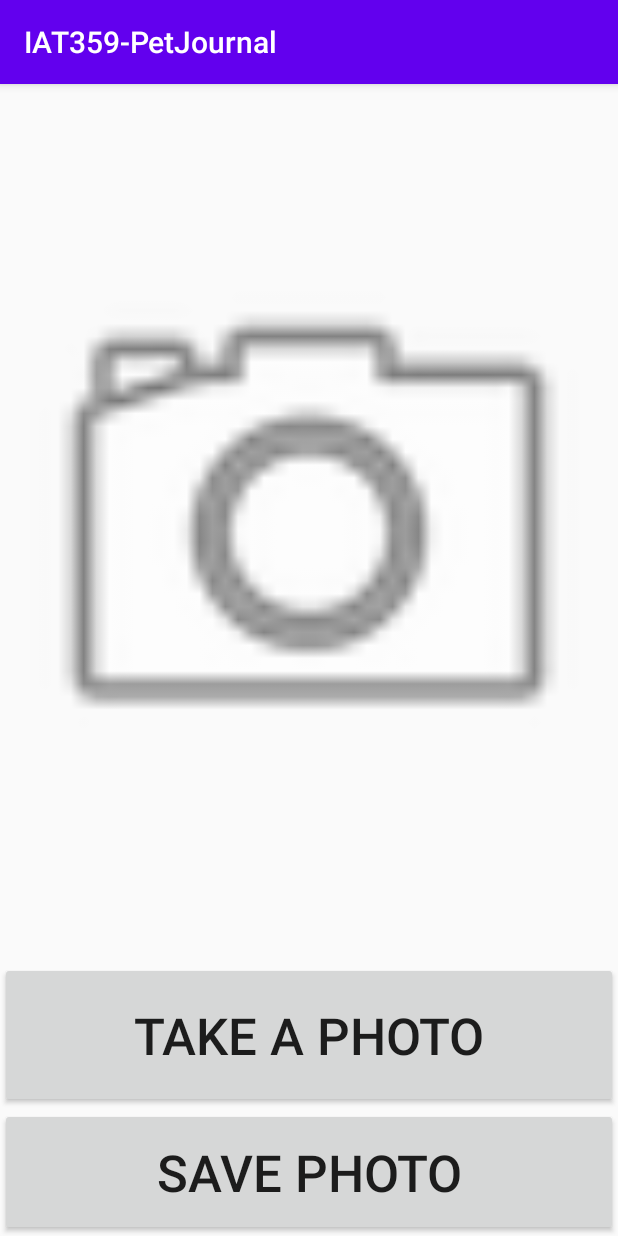
After one commit to Yifei9119/IAT359PetJournal, an Android app: the AddPhoto screen opened directly, with no data from a screen before it, on a phone screen of 412 x 824 dp. The commit adds this screen. Run offline under Robolectric (Android 15) with nearby library versions, the light colour scheme and no system bars; libraries missing offline, so code that uses them is left out: androidx.camera.core, androidx.camera.lifecycle, androidx.camera.view.

```diff
--- /dev/null
+++ b/app/src/main/java/com/example/iat359_petjournal/AddPhoto.java
@@ -0,0 +1,164 @@
+package com.example.iat359_petjournal;
+
+import android.app.Activity;
+import android.content.ContentValues;
+import android.content.Intent;
+import android.content.pm.PackageManager;
+import android.graphics.Bitmap;
+import android.os.Bundle;
+import android.provider.MediaStore;
+import android.view.View;
+import android.widget.Button;
+import android.widget.ImageView;
+import android.widget.Toast;
+
+import androidx.annotation.NonNull;
+import androidx.appcompat.app.AppCompatActivity;
+import androidx.camera.core.CameraProvider;
+import androidx.camera.core.CameraSelector;
+import androidx.camera.core.ImageCapture;
+import androidx.camera.core.ImageCaptureException;
+import androidx.camera.core.Preview;
+import androidx.camera.lifecycle.ProcessCameraProvider;
+import androidx.camera.view.PreviewView;
+import androidx.core.app.ActivityCompat;
+import androidx.core.content.ContextCompat;
+import androidx.lifecycle.LifecycleOwner;
+
+import com.google.common.util.concurrent.ListenableFuture;
+
+import java.util.concurrent.ExecutionException;
+import java.util.concurrent.Executor;
+import java.util.concurrent.Executors;
+
+class AddPhoto extends AppCompatActivity implements View.OnClickListener{
+    private ListenableFuture<ProcessCameraProvider> cameraProviderFuture;
+    PreviewView previewView;
+    private CameraProvider cameraProvider;
+
+    private Button buttonCaptureSave, buttonCaptureShow;
+    private ImageCapture imageCapture;
+    private ImageView imageViewCaptured;
+
+    private static final int img_id = 1;
+
+    // new
+    private Executor executor = Executors.newSingleThreadExecutor();
+    private int REQUEST_CODE_PERMISSIONS = 1001;
+    private final String[] REQUIRED_PERMISSIONS = new String[]{"android.permission.CAMERA"};
+
+    @Override
+    protected void onCreate(Bundle savedInstanceState) {
+        super.onCreate(savedInstanceState);
+        setContentView(R.layout.add_photo);
+
+//        buttonCaptureSave = findViewById(R.id.buttonCaptureSave);
+//        buttonCaptureShow = findViewById(R.id.buttonCaptureShow);
+////        previewView = findViewById(R.id.previewView);
+//        imageViewCaptured = findViewById(R.id.imageViewCapturedImg);
+//
+//        buttonCaptureSave.setOnClickListener(this);
+//        buttonCaptureShow.setOnClickListener(this);
+//
+//        if (allPermissionsGranted()) {
+//            startCamera(); //start camera if permission has been granted by user
+//        } else {
+//            ActivityCompat.requestPermissions(this, REQUIRED_PERMISSIONS, REQUEST_CODE_PERMISSIONS);
+//        }
+//    }
+//
+//    private Executor getExecutor() {
+//        return ContextCompat.getMainExecutor(this);
+//    }
+//
+//    private void startCamera() {
+//
+//        final ListenableFuture<ProcessCameraProvider> cameraProviderFuture = ProcessCameraProvider.getInstance(this);
+//
+//        cameraProviderFuture.addListener(new Runnable() {
+//            @Override
+//            public void run() {
+//                try {
+//                    ProcessCameraProvider cameraProvider = cameraProviderFuture.get();
+//                    bindPreview(cameraProvider);
+//
+//                } catch (ExecutionException | InterruptedException e) {
+//                    // This should never be reached.
+//                }
+//            }
+//        }, ContextCompat.getMainExecutor(this));
+//    }
+//
+//    void bindPreview(@NonNull ProcessCameraProvider cameraProvider) {
+//
+//        cameraProvider.unbindAll();
+//
+//        Preview preview = new Preview.Builder()
+//                .build();
+//
+//        CameraSelector cameraSelector = new CameraSelector.Builder()
+//                .requireLensFacing(CameraSelector.LENS_FACING_BACK)
+//                .build();
+//
+//
+//        imageCapture = new ImageCapture.Builder()
+//                .setCaptureMode(ImageCapture.CAPTURE_MODE_MINIMIZE_LATENCY)
+//                .build();
+//        preview.setSurfaceProvider(previewView.getSurfaceProvider());
+//        cameraProvider.bindToLifecycle((LifecycleOwner) this, cameraSelector, preview, imageCapture);
+    }
+    //
+    @Override
+    public void onClick(View view) {
+        if(view.getId()== R.id.buttonCaptureSave) {
+//                capturePhoto();
+        }
+        if(view.getId()==R.id.buttonCaptureShow) {
+            Intent camera_intent = new Intent(MediaStore.ACTION_IMAGE_CAPTURE);
+            startActivityForResult(camera_intent, img_id);
+        }
+    }
+
+//    protected void onActivityResult(int requestCode, int resultCode, Intent data) {
+//        super.onActivityResult(requestCode, resultCode, data);
+//        Bitmap photo = (Bitmap) data.getExtras().get("data");
+//        imageViewCaptured.setImageBitmap(photo);
+//    }
+//
+//    private void capturePhoto() {
+//        long timeStamp = System.currentTimeMillis();
+//        ContentValues contentValues = new ContentValues();
+//        contentValues.put(MediaStore.MediaColumns.DISPLAY_NAME, timeStamp);
+//        contentValues.put(MediaStore.MediaColumns.MIME_TYPE, "image/jpeg");
+//
+//
+//        imageCapture.takePicture(
+//                new ImageCapture.OutputFileOptions.Builder(
+//                        getContentResolver(),
+//                        MediaStore.Images.Media.EXTERNAL_CONTENT_URI,
+//                        contentValues
+//                ).build(),
+//                getExecutor(),
+//                new ImageCapture.OnImageSavedCallback() {
+//                    @Override
+//                    public void onImageSaved(@NonNull ImageCapture.OutputFileResults outputFileResults) {
+//                        Toast.makeText(AddPhoto.this, "Saving...", Toast.LENGTH_SHORT).show();
+//                    }
+//
+//                    @Override
+//                    public void onError(@NonNull ImageCaptureException exception) {
+//                        Toast.makeText(AddPhoto.this, "Error: " + exception.getMessage(), Toast.LENGTH_SHORT).show();
+//                    }
+//                });
+//    }
+//
+//    private boolean allPermissionsGranted() {
+//
+//        for (String permission : REQUIRED_PERMISSIONS) {
+//            if (ContextCompat.checkSelfPermission(this, permission) != PackageManager.PERMISSION_GRANTED) {
+//                return false;
+//            }
+//        }
+//        return true;
+//    }
+}
--- a/app/src/main/res/drawable/germansherperd.xml
+++ b/app/src/main/res/drawable/germansheperdavatar.xml
@@ -1,8 +1,10 @@
 <vector xmlns:android="http://schemas.android.com/apk/res/android"
+    xmlns:tools="http://schemas.android.com/tools"
     android:width="133.32dp"
     android:height="134.43dp"
     android:viewportWidth="133.32"
-    android:viewportHeight="134.43">
+    android:viewportHeight="134.43"
+    tools:ignore="MissingDefaultResource">
   <path
       android:pathData="M113.2,132.11v0.1c0,1.23 -0.99,2.22 -2.21,2.22h-5.66l-1.86,-3.52 -3.41,-13.72 -1.99,-7.99s2.01,-21.77 2.15,-22.16c0.12,-0.37 7.67,-4.15 7.67,-4.15 -1.31,15.6 -1.98,30.29 0.34,42.97l0.67,2.47 3.21,1.85c0.68,0.4 1.1,1.13 1.1,1.92Z"
       android:strokeWidth="0"
--- a/app/src/main/res/drawable/poodle.xml
+++ b/app/src/main/res/drawable/poodleavatar.xml
@@ -1,8 +1,10 @@
 <vector xmlns:android="http://schemas.android.com/apk/res/android"
+    xmlns:tools="http://schemas.android.com/tools"
     android:width="120.06dp"
     android:height="104.05dp"
     android:viewportWidth="120.06"
-    android:viewportHeight="104.05">
+    android:viewportHeight="104.05"
+    tools:ignore="MissingDefaultResource">
   <path
       android:pathData="M110.32,9.16c1.9,0.08 3.79,1.29 4.36,3.11 0.57,1.81 -0.47,4.06 -2.32,4.54 1.84,-0.65 4.02,-0.4 5.56,0.81 1.54,1.21 2.3,3.38 1.7,5.24 -0.48,1.49 -1.85,2.69 -3.41,2.85 2.67,1.04 4.28,4.16 3.75,6.97 -0.53,2.81 -3.02,5.09 -5.85,5.54 1.87,1.24 2.95,3.5 2.99,5.75s-0.89,4.45 -2.33,6.18c-2.26,2.7 -5.81,4.28 -9.33,4.13 -1.26,-0.05 -2.52,-0.31 -3.64,-0.88 -2.33,-1.17 -3.86,-3.52 -4.85,-5.94 -2.44,-5.97 -2.2,-12.79 -0.43,-18.99 1.25,-4.35 3.21,-8.46 5.45,-12.38 1.86,-3.26 3.97,-7.11 8.36,-6.93Z"
       android:strokeWidth="0"
--- a/app/src/main/res/drawable/retriever.xml
+++ b/app/src/main/res/drawable/retrieveravatar.xml
@@ -1,8 +1,10 @@
 <vector xmlns:android="http://schemas.android.com/apk/res/android"
+    xmlns:tools="http://schemas.android.com/tools"
     android:width="129.71dp"
     android:height="117.02dp"
     android:viewportWidth="129.71"
-    android:viewportHeight="117.02">
+    android:viewportHeight="117.02"
+    tools:ignore="MissingDefaultResource">
   <path
       android:pathData="M7.46,18.86c-0.49,3.11 -0.61,5.8 -0.48,8.16 1.1,-1.42 2.64,-2.49 4.4,-2.8 -1.56,3.45 -3.02,7.37 -1.73,10.93 0.46,-1.35 1.32,-2.55 2.45,-3.41 -0.61,2.17 -0.62,4.56 0.32,6.61 0.58,1.25 2.16,2.11 3.37,2.98 0.92,0.67 2,1.1 3.13,1.25 0.22,0.03 0.34,0.04 0.34,0.04 -6.39,3.69 -8.24,10.97 -8.24,10.97C-7.79,36.43 7.46,18.86 7.46,18.86Z"
       android:strokeWidth="0"
--- /dev/null
+++ b/app/src/main/res/layout/add_photo.xml
@@ -0,0 +1,32 @@
+<?xml version="1.0" encoding="utf-8"?>
+<LinearLayout xmlns:android="http://schemas.android.com/apk/res/android"
+    xmlns:app="http://schemas.android.com/apk/res-auto"
+    android:layout_width="match_parent"
+    android:layout_height="match_parent"
+    android:orientation="vertical">
+
+    <ImageView
+        android:id="@+id/imageViewCapturedImg"
+        android:layout_width="match_parent"
+        android:layout_height="wrap_content"
+        android:layout_weight="1"
+        app:srcCompat="@android:drawable/ic_menu_camera" />
+
+    <Button
+        android:id="@+id/buttonCaptureShow"
+        android:layout_width="match_parent"
+        android:layout_height="97dp"
+        android:layout_weight="0"
+        android:padding="20dp"
+        android:text="Take a photo"
+        android:textSize="34sp" />
+
+    <Button
+        android:id="@+id/buttonCaptureSave"
+        android:layout_width="match_parent"
+        android:layout_height="wrap_content"
+        android:layout_weight="0"
+        android:padding="20dp"
+        android:text="Save Photo"
+        android:textSize="34sp" />
+</LinearLayout>
```
Also changed, not shown: app/build.gradle.kts (+10 -0 lines), app/src/main/AndroidManifest.xml (+9 -0 lines), app/src/main/java/com/example/iat359_petjournal/Journal.java (+16 -0 lines), app/src/main/java/com/example/iat359_petjournal/MainActivity.java (+54 -19 lines), app/src/main/java/com/example/iat359_petjournal/Settings.java (+26 -5 lines), app/src/main/res/layout/journal.xml (added, +15 -0 lines), app/src/main/res/drawable/germansheperd.png (added), app/src/main/res/drawable/poodle.png (added), app/src/main/res/drawable/retriever.png (added).
